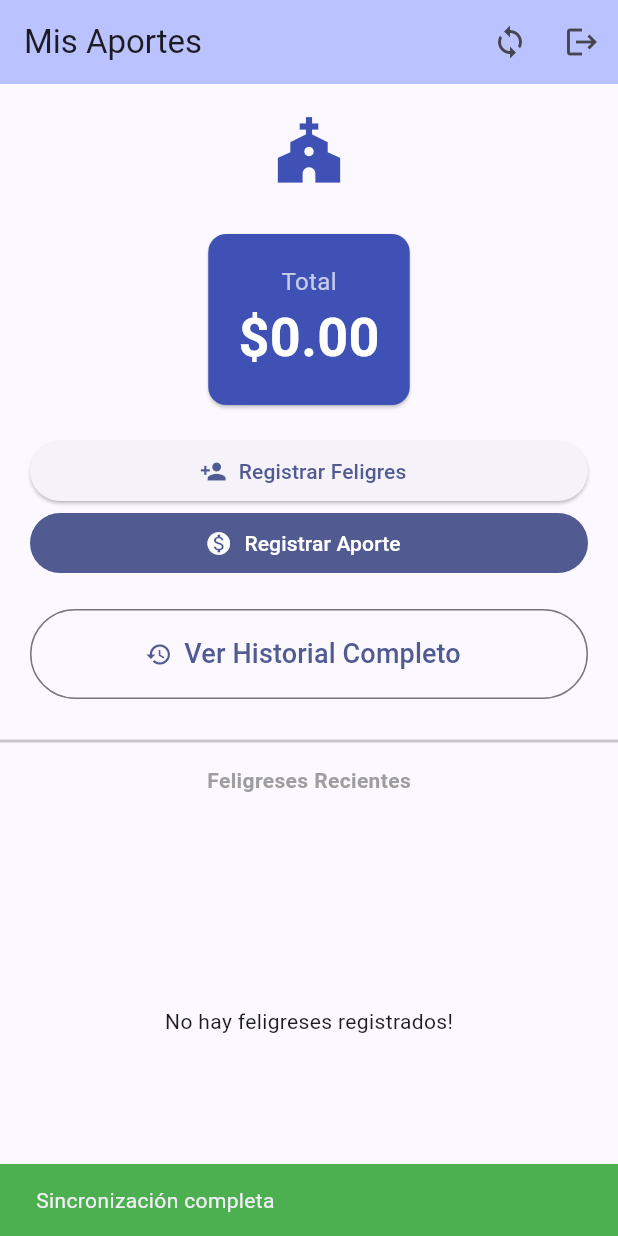
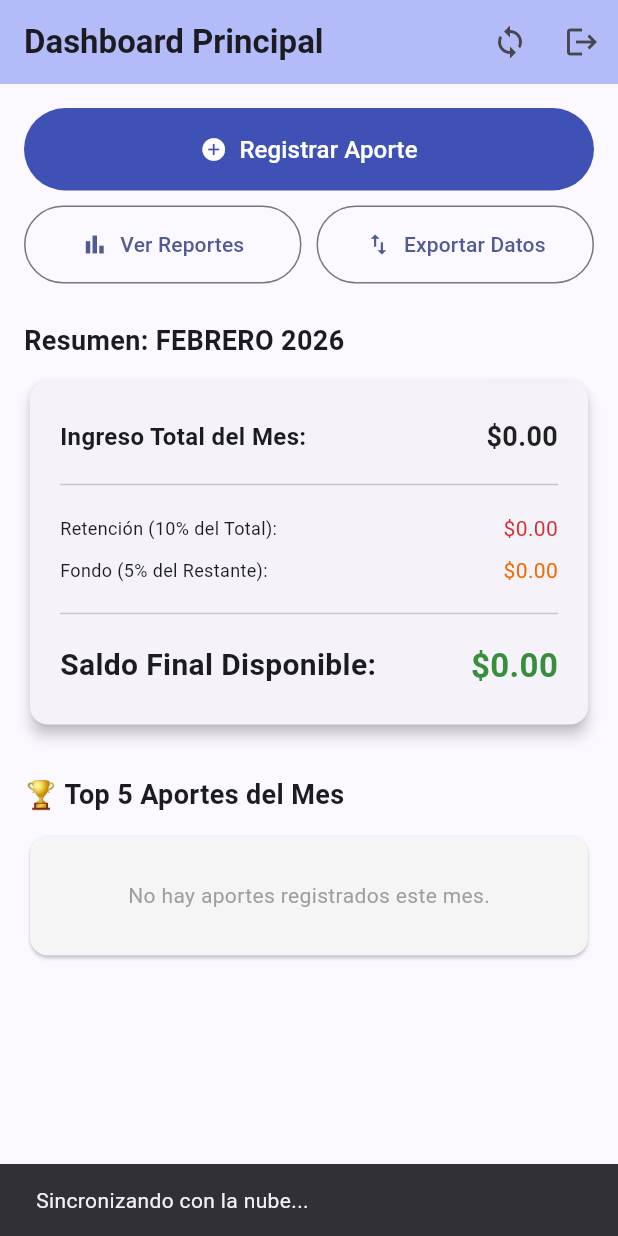
Before and after one commit to israel1996/flutter_app_aportes, a Flutter app: the screen it shows once a user with an empty profile is signed in, after a tap on the "sync" icon, on a phone screen of 412 x 824 dp. Run offline on Flutter 3.47's test engine with Material 3 defaults, Android fonts, the phone set to English and light mode, and no system bars; our stand-ins replace connectivity_plus, drift, flutter_riverpod, flutter_secure_storage, shared_preferences, supabase_flutter; accounts and stored records are empty; generated files the repository leaves out were written again.

Commit message:
Update UX Home
- Dashboard UX

```diff
--- a/lib/features/home/screens/home_screen.dart
+++ b/lib/features/home/screens/home_screen.dart
@@ -1,14 +1,14 @@
+import 'package:flutter/material.dart';
+import 'package:flutter_riverpod/flutter_riverpod.dart';
 import 'package:connectivity_plus/connectivity_plus.dart';
-import 'package:flutter/material.dart';
-import 'package:flutter_app_aportes/features/auth/screens/login_screen.dart';
-import 'package:flutter_riverpod/flutter_riverpod.dart';
+import 'package:intl/intl.dart';
+
+import '../../../core/database/database.dart';
 import '../../../providers.dart';
-import '../../../core/database/database.dart';
-import '../../members/screens/add_feligres_screen.dart';
+import '../../auth/providers/auth_provider.dart';
+import '../../auth/screens/login_screen.dart';
 import '../../sync/services/sync_service.dart';
 import '../../tithes/screens/add_aporte_screen.dart';
-import '../../tithes/screens/history_screen.dart';
-import '../../auth/providers/auth_provider.dart';
 
 class HomeScreen extends ConsumerStatefulWidget {
   const HomeScreen({super.key});
@@ -34,68 +34,55 @@ class _HomeScreenState extends ConsumerState<HomeScreen> {
         connectivity.contains(ConnectivityResult.ethernet);
 
     if (!hasInternet) return;
+
     final authService = ref.read(authServiceProvider);
     if (authService.currentUser == null) return;
-    debugPrint("🚀 Home cargado: Verificando datos pendientes...");
+
     try {
       final database = ref.read(databaseProvider);
-      final syncService = SyncService(database);
-
-      await syncService.syncAll();
-      debugPrint("✅ Sincronización completa.");
+      await SyncService(database).syncAll();
+      debugPrint("✅ Auto-Sync inicial completado.");
     } catch (e) {
-      debugPrint("❌ Error de sincronización: $e");
+      debugPrint("❌ Auto-Sync falló: $e");
     }
   }
 
   @override
   Widget build(BuildContext context) {
     final database = ref.watch(databaseProvider);
-    final stream = database.watchAllFeligreses();
+    final historyStream = database.watchHistory();
 
     return Scaffold(
       appBar: AppBar(
-        title: const Text('Mis Aportes'),
+        title: const Text(
+          'Dashboard Principal',
+          style: TextStyle(fontWeight: FontWeight.bold),
+        ),
         backgroundColor: Theme.of(context).colorScheme.inversePrimary,
+        elevation: 2,
         actions: [
           IconButton(
             icon: const Icon(Icons.sync),
-            tooltip: 'Sincronizar',
+            tooltip: 'Sincronizar Manualmente',
             onPressed: () async {
-              final database = ref.read(databaseProvider);
-              final syncService = SyncService(database);
-
               ScaffoldMessenger.of(context).showSnackBar(
-                const SnackBar(
-                  content: Row(
-                    children: [
-                      CircularProgressIndicator(color: Colors.white),
-                      SizedBox(width: 20),
-                      Text('Sincronizando...'),
-                    ],
-                  ),
-                  duration: Duration(minutes: 1),
-                ),
+                const SnackBar(content: Text('Sincronizando con la nube...')),
               );
-
               try {
-                await syncService.syncAll();
-
+                await SyncService(database).syncAll();
                 if (context.mounted) {
-                  ScaffoldMessenger.of(context).hideCurrentSnackBar();
                   ScaffoldMessenger.of(context).showSnackBar(
                     const SnackBar(
-                      content: Text('Sincronización completa'),
+                      content: Text('✅ Sincronización completa'),
                       backgroundColor: Colors.green,
                     ),
                   );
                 }
               } catch (e) {
                 if (context.mounted) {
-                  ScaffoldMessenger.of(context).hideCurrentSnackBar();
                   ScaffoldMessenger.of(context).showSnackBar(
                     SnackBar(
-                      content: Text('Error de sincronización: $e'),
+                      content: Text('Error: $e'),
                       backgroundColor: Colors.red,
                     ),
                   );
@@ -110,12 +97,7 @@ class _HomeScreenState extends ConsumerState<HomeScreen> {
               final authService = ref.read(authServiceProvider);
               try {
                 await authService.signOut();
-              } catch (e) {
-                debugPrint(
-                  "No se pudo cerrar sesión en Supabase (probablemente sin conexión)",
-                );
-              }
-
+              } catch (_) {}
               if (context.mounted) {
                 Navigator.pushAndRemoveUntil(
                   context,
@@ -127,146 +109,273 @@ class _HomeScreenState extends ConsumerState<HomeScreen> {
           ),
         ],
       ),
-      body: Column(
-        children: [
-          Padding(
-            padding: const EdgeInsets.all(20.0),
+      body: StreamBuilder<List<AporteConFeligres>>(
+        stream: historyStream,
+        builder: (context, snapshot) {
+          if (snapshot.connectionState == ConnectionState.waiting) {
+            return const Center(child: CircularProgressIndicator());
+          }
+
+          final allAportes = snapshot.data ?? [];
+
+          final now = DateTime.now();
+          final aportesMes = allAportes
+              .where(
+                (a) =>
+                    a.aporte.fecha.year == now.year &&
+                    a.aporte.fecha.month == now.month,
+              )
+              .toList();
+
+          final double totalMes = aportesMes.fold(
+            0.0,
+            (sum, item) => sum + item.aporte.monto,
+          );
+          final double diezPorciento = totalMes * 0.10;
+          final double primerRestante = totalMes - diezPorciento;
+          final double cincoPorciento = primerRestante * 0.05;
+          final double saldoFinal = primerRestante - cincoPorciento;
+
+          final top5 = List<AporteConFeligres>.from(aportesMes)
+            ..sort((a, b) => b.aporte.monto.compareTo(a.aporte.monto));
+          final top5List = top5.take(5).toList();
+
+          return SingleChildScrollView(
+            padding: const EdgeInsets.all(16.0),
             child: Column(
+              crossAxisAlignment: CrossAxisAlignment.stretch,
               children: [
-                const Icon(Icons.church, size: 50, color: Colors.indigo),
+                Row(
+                  children: [
+                    Expanded(
+                      child: FilledButton.icon(
+                        style: FilledButton.styleFrom(
+                          padding: const EdgeInsets.symmetric(vertical: 16),
+                          backgroundColor: Colors.indigo,
+                        ),
+                        onPressed: () {
+                          Navigator.push(
+                            context,
+                            MaterialPageRoute(
+                              builder: (context) => const AddAporteScreen(),
+                            ),
+                          );
+                        },
+                        icon: const Icon(Icons.add_circle),
+                        label: const Text(
+                          'Registrar Aporte',
+                          style: TextStyle(fontSize: 16),
+                        ),
+                      ),
+                    ),
+                  ],
+                ),
                 const SizedBox(height: 10),
-                StreamBuilder<double>(
-                  stream: ref.watch(databaseProvider).watchTotalIncome(),
-                  builder: (context, snapshot) {
-                    final total = snapshot.data ?? 0.0;
-                    return Card(
-                      color: Colors.indigo,
-                      margin: const EdgeInsets.all(20),
-                      child: Padding(
-                        padding: const EdgeInsets.all(20.0),
-                        child: Column(
-                          children: [
-                            const Text(
-                              'Total',
-                              style: TextStyle(
-                                color: Colors.white70,
-                                fontSize: 16,
+                Row(
+                  children: [
+                    Expanded(
+                      child: OutlinedButton.icon(
+                        style: OutlinedButton.styleFrom(
+                          padding: const EdgeInsets.symmetric(vertical: 16),
+                        ),
+                        onPressed: () {
+                          ScaffoldMessenger.of(context).showSnackBar(
+                            const SnackBar(
+                              content: Text(
+                                'Módulo de reportes en construcción',
                               ),
                             ),
-                            Text(
-                              '\$${total.toStringAsFixed(2)}',
-                              style: const TextStyle(
-                                color: Colors.white,
-                                fontSize: 36,
-                                fontWeight: FontWeight.bold,
+                          );
+                        },
+                        icon: const Icon(Icons.bar_chart),
+                        label: const Text('Ver Reportes'),
+                      ),
+                    ),
+                    const SizedBox(width: 10),
+                    Expanded(
+                      child: OutlinedButton.icon(
+                        style: OutlinedButton.styleFrom(
+                          padding: const EdgeInsets.symmetric(vertical: 16),
+                        ),
+                        onPressed: () {
+                          ScaffoldMessenger.of(context).showSnackBar(
+                            const SnackBar(
+                              content: Text(
+                                'Módulo de exportación en construcción',
                               ),
                             ),
-                          ],
-                        ),
+                          );
+                        },
+                        icon: const Icon(Icons.import_export),
+                        label: const Text('Exportar Datos'),
                       ),
-                    );
-                  },
+                    ),
+                  ],
                 ),
-                SizedBox(
-                  width: double.infinity,
-                  child: ElevatedButton.icon(
-                    onPressed: () {
-                      Navigator.push(
-                        context,
-                        MaterialPageRoute(
-                          builder: (context) => const AddFeligresScreen(),
-                        ),
-                      );
-                    },
-                    icon: const Icon(Icons.person_add),
-                    label: const Text('Registrar Feligres'),
+                const SizedBox(height: 25),
+
+                Text(
+                  'Resumen: ${DateFormat('MMMM yyyy', 'es').format(now).toUpperCase()}',
+                  style: const TextStyle(
+                    fontSize: 18,
+                    fontWeight: FontWeight.bold,
                   ),
                 ),
-                SizedBox(
-                  width: double.infinity,
-                  child: FilledButton.icon(
-                    onPressed: () {
-                      // Navigate to the new screen
-                      Navigator.push(
-                        context,
-                        MaterialPageRoute(
-                          builder: (context) => const AddAporteScreen(),
+                const SizedBox(height: 10),
+                Card(
+                  elevation: 4,
+                  shape: RoundedRectangleBorder(
+                    borderRadius: BorderRadius.circular(12),
+                  ),
+                  child: Padding(
+                    padding: const EdgeInsets.all(20.0),
+                    child: Column(
+                      children: [
+                        _buildMathRow(
+                          'Ingreso Total del Mes:',
+                          totalMes,
+                          isBold: true,
+                          size: 18,
                         ),
-                      );
-                    },
-                    icon: const Icon(Icons.monetization_on),
-                    label: const Text('Registrar Aporte'),
-                  ),
-                ),
-                const SizedBox(height: 20),
-                SizedBox(
-                  width: double.infinity,
-                  height: 60,
-                  child: OutlinedButton.icon(
-                    onPressed: () {
-                      Navigator.push(
-                        context,
-                        MaterialPageRoute(
-                          builder: (context) => const HistoryScreen(),
+                        const Divider(height: 30),
+                        _buildMathRow(
+                          'Retención (10% del Total):',
+                          diezPorciento,
+                          color: Colors.red.shade700,
                         ),
-                      );
-                    },
-                    icon: const Icon(Icons.history),
-                    label: const Text(
-                      'Ver Historial Completo',
-                      style: TextStyle(fontSize: 18),
+                        _buildMathRow(
+                          'Fondo (5% del Restante):',
+                          cincoPorciento,
+                          color: Colors.orange.shade800,
+                        ),
+                        const Divider(height: 30),
+                        _buildMathRow(
+                          'Saldo Final Disponible:',
+                          saldoFinal,
+                          isBold: true,
+                          size: 22,
+                          color: Colors.green.shade700,
+                        ),
+                      ],
                     ),
                   ),
                 ),
+                const SizedBox(height: 30),
+
+                Row(
+                  mainAxisAlignment: MainAxisAlignment.spaceBetween,
+                  children: [
+                    const Text(
+                      '🏆 Top 5 Aportes del Mes',
+                      style: TextStyle(
+                        fontSize: 18,
+                        fontWeight: FontWeight.bold,
+                      ),
+                    ),
+                    if (top5List.isNotEmpty)
+                      Text(
+                        'De ${aportesMes.length} registros',
+                        style: TextStyle(color: Colors.grey.shade600),
+                      ),
+                  ],
+                ),
+                const SizedBox(height: 10),
+
+                if (top5List.isEmpty)
+                  Card(
+                    color: Colors.grey.shade100,
+                    child: const Padding(
+                      padding: EdgeInsets.all(30.0),
+                      child: Center(
+                        child: Text(
+                          'No hay aportes registrados este mes.',
+                          style: TextStyle(color: Colors.grey),
+                        ),
+                      ),
+                    ),
+                  )
+                else
+                  Card(
+                    elevation: 2,
+                    shape: RoundedRectangleBorder(
+                      borderRadius: BorderRadius.circular(12),
+                    ),
+                    child: ListView.separated(
+                      shrinkWrap: true,
+                      physics: const NeverScrollableScrollPhysics(),
+                      itemCount: top5List.length,
+                      separatorBuilder: (context, index) =>
+                          const Divider(height: 1),
+                      itemBuilder: (context, index) {
+                        final item = top5List[index];
+                        final isFirst = index == 0;
+
+                        return ListTile(
+                          leading: CircleAvatar(
+                            backgroundColor: isFirst
+                                ? Colors.amber
+                                : Colors.indigo.shade100,
+                            foregroundColor: isFirst
+                                ? Colors.white
+                                : Colors.indigo,
+                            child: isFirst
+                                ? const Icon(Icons.star)
+                                : Text('${index + 1}'),
+                          ),
+                          title: Text(
+                            item.feligres.nombre,
+                            style: const TextStyle(fontWeight: FontWeight.bold),
+                          ),
+                          subtitle: Text(
+                            '${item.aporte.tipo} • ${DateFormat('dd MMM', 'es').format(item.aporte.fecha)}',
+                          ),
+                          trailing: Text(
+                            '\$${item.aporte.monto.toStringAsFixed(2)}',
+                            style: const TextStyle(
+                              fontSize: 16,
+                              fontWeight: FontWeight.bold,
+                              color: Colors.green,
+                            ),
+                          ),
+                        );
+                      },
+                    ),
+                  ),
+
+                const SizedBox(height: 40),
               ],
             ),
-          ),
+          );
+        },
+      ),
+    );
+  }
 
-          const Divider(thickness: 2),
-          const Padding(
-            padding: EdgeInsets.all(8.0),
-            child: Text(
-              "Feligreses Recientes",
-              style: TextStyle(fontWeight: FontWeight.bold, color: Colors.grey),
+  Widget _buildMathRow(
+    String label,
+    double amount, {
+    bool isBold = false,
+    double size = 14,
+    Color? color,
+  }) {
+    return Padding(
+      padding: const EdgeInsets.symmetric(vertical: 4.0),
+      child: Row(
+        mainAxisAlignment: MainAxisAlignment.spaceBetween,
+        children: [
+          Text(
+            label,
+            style: TextStyle(
+              fontWeight: isBold ? FontWeight.bold : FontWeight.normal,
+              fontSize: size - 2,
             ),
           ),
-
-          Expanded(
-            child: StreamBuilder<List<Feligrese>>(
-              stream: stream,
-              builder: (context, snapshot) {
-                if (snapshot.connectionState == ConnectionState.waiting) {
-                  return const Center(child: CircularProgressIndicator());
-                }
-
-                if (snapshot.hasError) {
-                  return Center(child: Text('Error: ${snapshot.error}'));
-                }
-                final feligreses = snapshot.data ?? [];
-
-                if (feligreses.isEmpty) {
-                  return const Center(
-                    child: Text('No hay feligreses registrados!'),
-                  );
-                }
-
-                return ListView.builder(
-                  itemCount: feligreses.length,
-                  itemBuilder: (context, index) {
-                    final person = feligreses[index];
-                    return ListTile(
-                      leading: CircleAvatar(
-                        child: Text(person.nombre[0].toUpperCase()),
-                      ),
-                      title: Text(person.nombre),
-                      subtitle: Text(person.telefono ?? 'Sin telefono'),
-                      trailing: person.syncStatus == 0
-                          ? const Icon(Icons.cloud_off, color: Colors.orange)
-                          : const Icon(Icons.cloud_done, color: Colors.green),
-                    );
-                  },
-                );
-              },
+          Text(
+            '\$${amount.toStringAsFixed(2)}',
+            style: TextStyle(
+              fontWeight: isBold ? FontWeight.bold : FontWeight.normal,
+              fontSize: size,
+              color: color ?? Colors.black87,
             ),
           ),
         ],
--- a/lib/main.dart
+++ b/lib/main.dart
@@ -4,9 +4,11 @@ import 'package:supabase_flutter/supabase_flutter.dart';
 import 'features/home/screens/home_screen.dart';
 import 'features/auth/providers/auth_provider.dart';
 import 'features/auth/screens/login_screen.dart';
+import 'package:intl/date_symbol_data_local.dart';
 
 void main() async {
   WidgetsFlutterBinding.ensureInitialized();
+  await initializeDateFormatting('es', null);
   await Supabase.initialize(
     url: 'https://khfuugwqxwvzkewuudjl.supabase.co',
     anonKey: 'sb_publishable_iLhG2G-qh2__Ns_xY2H4lA_9H6jzwTN',
```
